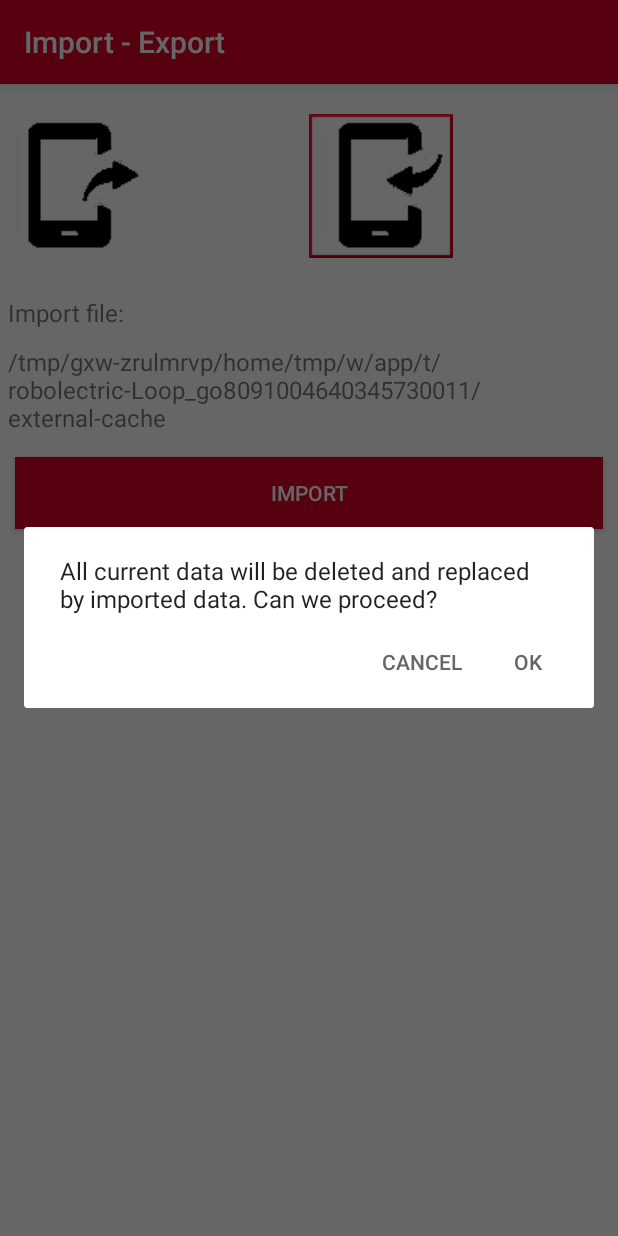
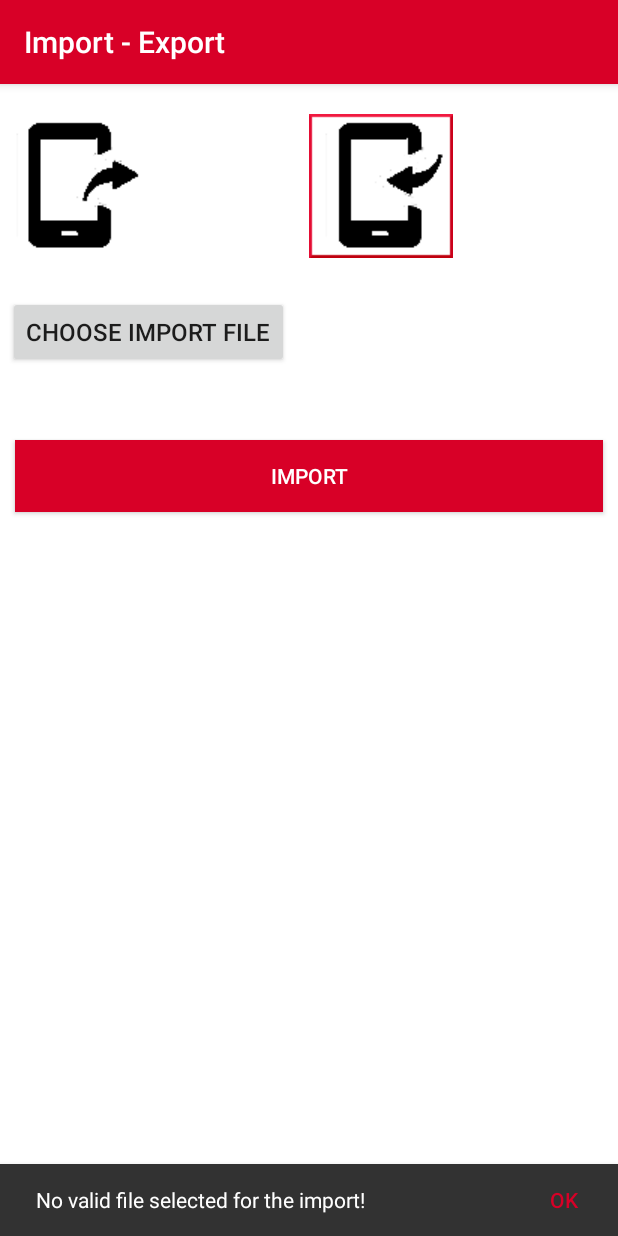
Before and after one commit to hleroy/MyPocketCave, an Android app: the SyncActivity screen opened directly, with no data from a screen before it, after a tap on "IMPORT", on a phone screen of 412 x 824 dp. Run offline under Robolectric (Android 15) with nearby library versions, the phone set to English and light mode, and no system bars; libraries missing offline, so code that uses them is left out: android.support.percent; plain views replace PercentRelativeLayout; 3 other taps on this screen came first.

Commit message:
Clean import.

```diff
--- a/app/src/main/java/com/myadridev/mypocketcave/activities/CaveDetailActivity.java
+++ b/app/src/main/java/com/myadridev/mypocketcave/activities/CaveDetailActivity.java
@@ -279,7 +279,7 @@ public class CaveDetailActivity extends AppCompatActivity {
         holder.setLabelViewText(bottle.Domain + " - " + bottle.Name);
         holder.setMillesimeViewText(bottle.Millesime == 0 ? "-" : String.valueOf(bottle.Millesime));
         holder.setStockLabelViewText(getString(R.string.bottles_here,
-                cave.CaveArrangement.IntNumberPlacedBottlesByIdMap.containsKey(bottle.Id) ? cave.CaveArrangement.IntNumberPlacedBottlesByIdMap.get(bottle.Id) : 0));
+                cave.CaveArrangement.IntNumberPlacedBottlesByIdMap.containsKey(bottle.Id) ? (int)cave.CaveArrangement.IntNumberPlacedBottlesByIdMap.get(bottle.Id) : 0));
         int wineColorDrawableId = bottle.WineColor.DrawableResourceId;
         holder.setColorViewImageDrawable(wineColorDrawableId != -1 ? ContextCompat.getDrawable(this, wineColorDrawableId) : null);
     }
--- a/app/src/main/java/com/myadridev/mypocketcave/activities/SyncActivity.java
+++ b/app/src/main/java/com/myadridev/mypocketcave/activities/SyncActivity.java
@@ -8,11 +8,13 @@ import android.support.annotation.NonNull;
 import android.support.design.widget.CoordinatorLayout;
 import android.support.design.widget.Snackbar;
 import android.support.v7.app.AppCompatActivity;
+import android.support.v7.widget.GridLayoutManager;
 import android.view.View;
 import android.widget.Button;
 import android.widget.ImageButton;
 import android.widget.TextView;
 
+import com.fasterxml.jackson.databind.ser.std.StdKeySerializers;
 import com.myadridev.mypocketcave.R;
 import com.myadridev.mypocketcave.dialogs.PathChooserDialog;
 import com.myadridev.mypocketcave.helpers.PermissionsHelper;
@@ -29,12 +31,13 @@ public class SyncActivity extends AppCompatActivity {
 
     private ImageButton exportButton;
     private ImageButton importButton;
-    private TextView locationLabel;
+    private Button locationLabel;
     private TextView locationValue;
 
     private Button syncButton;
     private String importLocation;
     private String exportLocation;
+    private String defaultLocation;
 
     private CoordinatorLayout coordinatorLayout;
 
@@ -47,6 +50,7 @@ public class SyncActivity extends AppCompatActivity {
 
         importLocation = SyncManager.getImportLocation();
         exportLocation = SyncManager.getExportLocation();
+        defaultLocation = SyncManager.getDefaultLocation();
 
         allowedFileExtensions = new ArrayList<>();
         allowedFileExtensions.add(extension);
@@ -61,7 +65,8 @@ public class SyncActivity extends AppCompatActivity {
             case PermissionsHelper.writeExternalStorageRequestCode:
                 importLocation = SyncManager.getImportLocation();
                 exportLocation = SyncManager.getExportLocation();
-                locationValue.setText(exportLocation);
+                defaultLocation = SyncManager.getDefaultLocation();
+                locationValue.setText("");
                 break;
             // other 'case' lines to check for other
             // permissions this app might request
@@ -77,10 +82,10 @@ public class SyncActivity extends AppCompatActivity {
         importButton = (ImageButton) findViewById(R.id.sync_import_button);
         importButton.setOnClickListener(onImportButtonClick());
 
-        locationLabel = (TextView) findViewById(R.id.sync_location_label);
+        locationLabel = (Button) findViewById(R.id.sync_location_label);
+        locationLabel.setOnClickListener(onLocationLabelClick());
 
         locationValue = (TextView) findViewById(R.id.sync_location_value);
-        locationValue.setOnClickListener(onLocationValueClick());
 
         syncButton = (Button) findViewById(R.id.sync_button);
         syncButton.setOnClickListener(onSyncButtonClick());
@@ -95,7 +100,7 @@ public class SyncActivity extends AppCompatActivity {
             importButton.setImageResource(R.drawable.import_icon);
 
             locationLabel.setText(R.string.sync_export_location);
-            locationValue.setText(exportLocation);
+            locationValue.setText("");
             syncButton.setText(R.string.sync_export);
         };
     }
@@ -109,21 +114,21 @@ public class SyncActivity extends AppCompatActivity {
             importButton.setImageResource(R.drawable.import_icon_seleted);
 
             locationLabel.setText(R.string.sync_import_location);
-            locationValue.setText(importLocation);
+            locationValue.setText("");
             syncButton.setText(R.string.sync_import);
         };
     }
 
-    private View.OnClickListener onLocationValueClick() {
+    private View.OnClickListener onLocationLabelClick() {
         return (View v) -> {
             if (importButton.isSelected()) {
-                PathChooserDialog pathChooserDialog = new PathChooserDialog(SyncActivity.this, locationValue.getText().toString(), false, allowedFileExtensions, (String chosenFile) -> {
-                    locationValue.setText(chosenFile);
+                PathChooserDialog pathChooserDialog = new PathChooserDialog(SyncActivity.this, defaultLocation + SyncManager.separator + locationValue.getText().toString(), defaultLocation, false, allowedFileExtensions, (String chosenFile) -> {
+                    locationValue.setText(chosenFile.length() >= defaultLocation.length() + 1 ? chosenFile.substring(defaultLocation.length() + 1) : "");
                 });
                 pathChooserDialog.choosePath();
             } else if (exportButton.isSelected()) {
-                PathChooserDialog pathChooserDialog = new PathChooserDialog(SyncActivity.this, locationValue.getText().toString(), true, (String chosenFolder) -> {
-                    locationValue.setText(chosenFolder);
+                PathChooserDialog pathChooserDialog = new PathChooserDialog(SyncActivity.this, defaultLocation + SyncManager.separator + locationValue.getText().toString(), defaultLocation, true, (String chosenFolder) -> {
+                    locationValue.setText(chosenFolder.length() >= defaultLocation.length() + 1 ? chosenFolder.substring(defaultLocation.length() + 1) : "");
                 });
                 pathChooserDialog.choosePath();
             }
@@ -133,16 +138,21 @@ public class SyncActivity extends AppCompatActivity {
     private View.OnClickListener onSyncButtonClick() {
         return (View v) -> {
             if (importButton.isSelected()) {
-                importLocation = locationValue.getText().toString();
+                importLocation = defaultLocation + SyncManager.separator + locationValue.getText().toString();
                 importFile();
             } else if (exportButton.isSelected()) {
-                exportLocation = locationValue.getText().toString();
+                exportLocation = defaultLocation + SyncManager.separator + locationValue.getText().toString();
                 exportFile();
             }
         };
     }
 
     private void importFile() {
+        if (!importLocation.endsWith("." + extension)) {
+            SnackbarHelper.displayErrorSnackbar(this, coordinatorLayout, R.string.error_no_import_file_selected, R.string.global_ok, Snackbar.LENGTH_INDEFINITE);
+            return;
+        }
+
         AlertDialog.Builder importConfirmationDialogBuilder = new AlertDialog.Builder(this);
         importConfirmationDialogBuilder.setCancelable(true);
         importConfirmationDialogBuilder.setMessage(R.string.sync_import_confirmation);
@@ -165,10 +175,10 @@ public class SyncActivity extends AppCompatActivity {
     }
 
     private void exportFile() {
-        boolean isExportSuccessful = SyncManager.exportData(this, exportLocation, extension);
+        String exportedFileName = SyncManager.exportData(this, exportLocation, extension);
 
-        if (isExportSuccessful) {
-            SnackbarHelper.displaySuccessSnackbar(this, coordinatorLayout, R.string.success_export, R.string.global_ok, Snackbar.LENGTH_INDEFINITE);
+        if (exportedFileName != null && !exportedFileName.isEmpty()) {
+            SnackbarHelper.displaySuccessSnackbar(this, coordinatorLayout, getString(R.string.success_export, exportedFileName), R.string.global_ok, Snackbar.LENGTH_INDEFINITE);
         } else {
             SnackbarHelper.displayErrorSnackbar(this, coordinatorLayout, R.string.error_export, R.string.global_ok, Snackbar.LENGTH_INDEFINITE);
         }
@@ -181,7 +191,7 @@ public class SyncActivity extends AppCompatActivity {
         importButton.setImageResource(R.drawable.import_icon);
 
         locationLabel.setText(R.string.sync_export_location);
-        locationValue.setText(exportLocation);
+        locationValue.setText("");
         syncButton.setText(R.string.sync_export);
     }
 }
--- a/app/src/main/java/com/myadridev/mypocketcave/managers/storage/interfaces/ISyncStorageManager.java
+++ b/app/src/main/java/com/myadridev/mypocketcave/managers/storage/interfaces/ISyncStorageManager.java
@@ -5,4 +5,6 @@ public interface ISyncStorageManager {
     String getImportLocation();
 
     String getExportLocation();
+
+    String getDefaultLocation();
 }
--- a/app/src/main/java/com/myadridev/mypocketcave/managers/storage/sharedPreferences/SyncSharedPreferencesManager.java
+++ b/app/src/main/java/com/myadridev/mypocketcave/managers/storage/sharedPreferences/SyncSharedPreferencesManager.java
@@ -32,10 +32,14 @@ public class SyncSharedPreferencesManager implements ISyncStorageManager {
     }
 
     public String getImportLocation() {
-        return defaultLocation;
+        return getDefaultLocation();
     }
 
     public String getExportLocation() {
+        return getDefaultLocation();
+    }
+
+    public String getDefaultLocation() {
         return defaultLocation;
     }
 }
--- a/app/src/main/res/layout/sync.xml
+++ b/app/src/main/res/layout/sync.xml
@@ -43,7 +43,7 @@
                 android:src="@drawable/import_icon_seleted"
                 app:layout_widthPercent="50%" />
 
-            <TextView
+            <Button
                 android:id="@+id/sync_location_label"
                 android:layout_width="wrap_content"
                 android:layout_height="wrap_content"
--- a/app/src/main/res/values/strings.xml
+++ b/app/src/main/res/values/strings.xml
@@ -203,8 +203,8 @@
     <string name="title_sync">Import - Export</string>
     <string name="sync_export">Export</string>
     <string name="sync_import">Import</string>
-    <string name="sync_export_location">Export folder:</string>
-    <string name="sync_import_location">Import file:</string>
+    <string name="sync_export_location">Choose export folder</string>
+    <string name="sync_import_location">Choose import file</string>
     <string name="filename_sync" translatable="false">sync</string>
     <string name="store_sync_import" translatable="false">sync_import</string>
     <string name="store_sync_export" translatable="false">sync_export</string>
@@ -214,11 +214,12 @@
     <string name="global_back">Back</string>
     <string name="parent_folder">Parent folder..</string>
     <string name="error_export">Error during the export, please try again!</string>
-    <string name="success_export">Export successful!</string>
+    <string name="success_export">Export successful! File created: %1$s</string>
     <string name="error_import">Error during the import, please try again!</string>
     <string name="success_import">Import successful!</string>
     <string name="sync_import_confirmation" >All current data will be deleted and replaced by imported data. Can we proceed?</string>
     <string name="error_import_too_old_version">Your app is older than the one used to export this backup. Import is not possible.</string>
     <string name="message_cave_edit_arrangement_info" >Placement of the bottles after save, tap on a pattern to change it.</string>
     <string name="message_cave_detail_arrangement_info" >Tap on a place to place a bottle or to interact with it.</string>
+    <string name="error_no_import_file_selected" >No valid file selected for the import!</string>
 </resources>
```
Also changed, not shown: app/src/main/java/com/myadridev/mypocketcave/dialogs/PathChooserDialog.java (+15 -10 lines), app/src/main/java/com/myadridev/mypocketcave/helpers/SnackbarHelper.java (+11 -0 lines), app/src/main/java/com/myadridev/mypocketcave/managers/SyncManager.java (+9 -4 lines), 1 other file.
